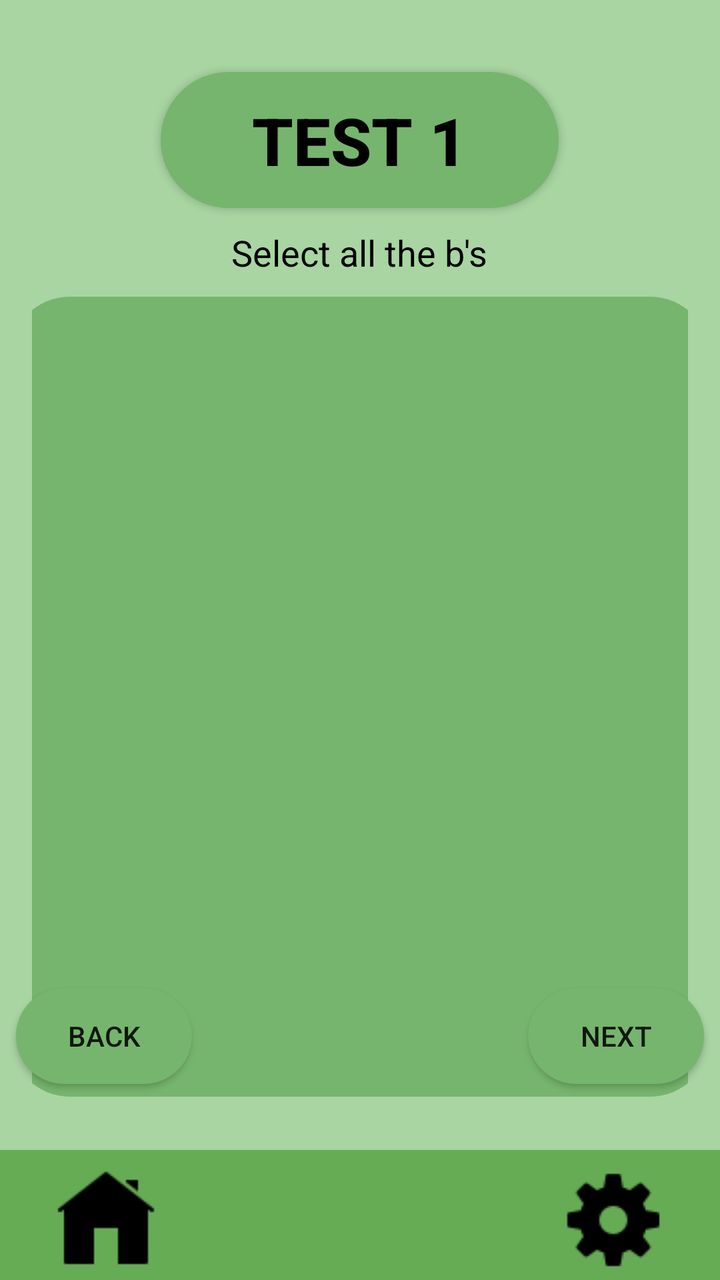
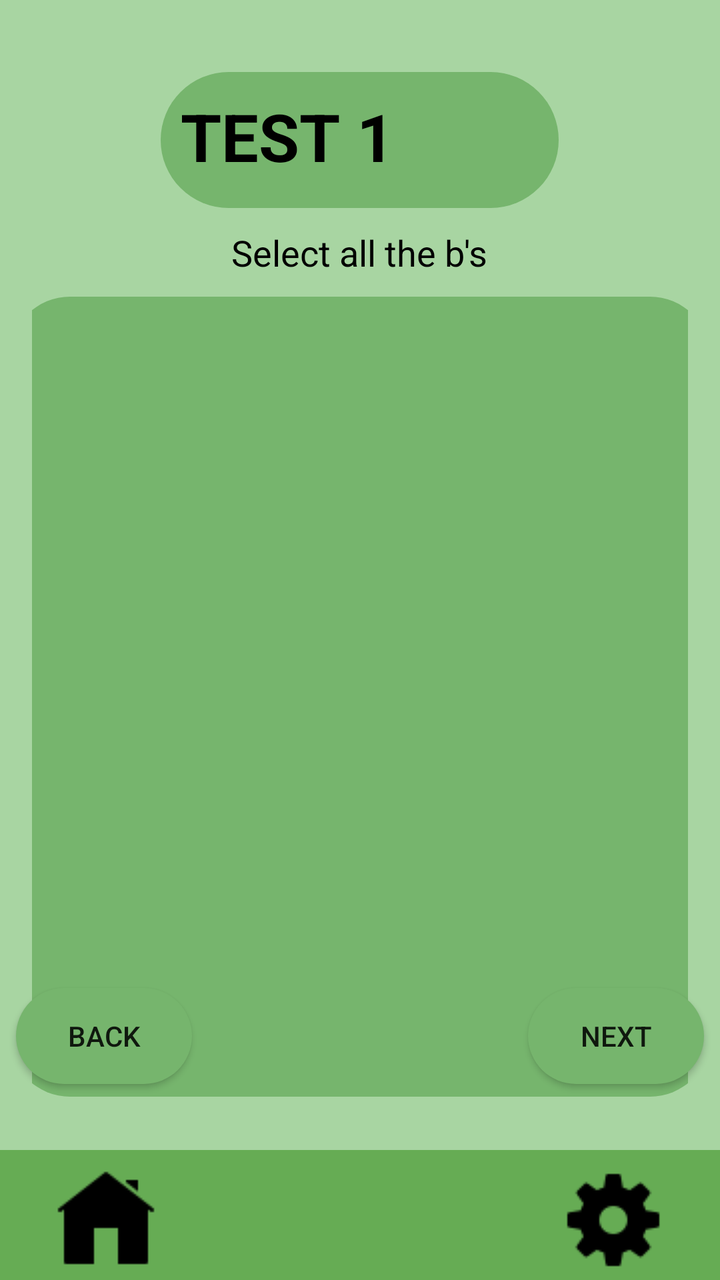

Compare the two renders of this Android layout. The source of the first and the diff that turns it into the second are given below.
<!-- AndroidManifest.xml: application theme AppTheme -->
<!-- res/layout/lex_detection_screen.xml -->
<?xml version="1.0" encoding="utf-8"?>
<RelativeLayout xmlns:android="http://schemas.android.com/apk/res/android"
    android:layout_width="match_parent"
    android:layout_height="match_parent"
    android:background="#A8E6A3">
    <LinearLayout
        android:layout_width="match_parent"
        android:layout_height="match_parent"
        android:orientation="vertical"
        android:background="#A8D5A2"
        android:padding="16dp">

        

        <Button
            android:id="@+id/testButton"
            android:layout_width="199dp"
            android:layout_height="68dp"
            android:layout_marginTop="20dp"
            android:background="@drawable/round_corners"
            android:padding="10dp"
            android:text="TEST 1"
            android:textSize="33dp"
            android:textColor="#000000"
            android:textStyle="bold"
            android:layout_gravity="center_horizontal"/>

        
        <TextView
            android:id="@+id/instructionText"
            android:layout_width="wrap_content"
            android:layout_height="wrap_content"
            android:text="Select all the b's"
            android:textSize="18sp"
            android:textColor="#000000"
            android:layout_gravity="center_horizontal"
            android:padding="10dp" />
        
        <LinearLayout
            android:layout_width="350dp"
            android:layout_height="400dp"
            android:layout_gravity="center"
            android:background="@drawable/round_form"
            android:orientation="vertical">
            <View
                android:layout_width="match_parent"
                android:layout_height="40dp" />
            <LinearLayout
                android:layout_width="match_parent"
                android:layout_height="wrap_content"
                android:orientation="vertical"
                android:padding="10dp">

                <GridLayout
                    android:id="@+id/gridLayout"
                    android:layout_width="match_parent"
                    android:layout_height="wrap_content"
                    android:columnCount="4"
                    android:rowCount="5"
                    android:backgroundTint="@color/black" />
            </LinearLayout>
        </LinearLayout>
    </LinearLayout>

    
    <LinearLayout
        android:layout_width="match_parent"
        android:layout_height="wrap_content"
        android:orientation="horizontal"
        android:layout_marginBottom="90dp"
        android:layout_alignParentBottom="true">

        <Button
            android:id="@+id/backButton"
            android:layout_width="wrap_content"
            android:layout_height="wrap_content"
            android:layout_margin="8dp"
            android:background="@drawable/round_corners"
            android:text="BACK" />
        <View
            android:layout_width="0dp"
            android:layout_height="0dp"
            android:layout_weight="8" />
        <Button
            android:id="@+id/nextButton"
            android:layout_width="wrap_content"
            android:layout_height="wrap_content"
            android:layout_margin="8dp"
            android:background="@drawable/round_corners"
            android:text="NEXT" />
    </LinearLayout>

    <LinearLayout
        android:id="@+id/linearLayout"
        android:layout_width="match_parent"
        android:layout_height="wrap_content"
        android:layout_alignParentBottom="true"
        android:background="#66AC54"
        android:orientation="horizontal"
        android:paddingTop="10dp">

        <Button
            android:id="@+id/homeButton"
            android:layout_width="wrap_content"
            android:layout_height="55dp"
            android:layout_weight="1"
            android:background="#00000000"
            android:drawableTop="@drawable/home" />

        <View
            android:layout_width="0dp"
            android:layout_height="0dp"
            android:layout_weight="8" />

        <Button
            android:id="@+id/settingsButton"
            android:layout_width="wrap_content"
            android:layout_height="55dp"
            android:layout_weight="1"
            android:background="#00000000"
            android:drawableTop="@drawable/settings" />

    </LinearLayout>
</RelativeLayout>
<!-- resources referenced by this layout -->
<resources>
  <color name="black">#FF000000</color>
  <!-- drawable home: png bitmap (drawable, 491 bytes) -->
  <!-- drawable round_corners (drawable) -->
  <?xml version="1.0" encoding="utf-8"?>
  <shape xmlns:android="http://schemas.android.com/apk/res/android">
      <solid android:color="#76B56D" /> 
      <corners android:radius="50dp" />
  </shape>
  <!-- drawable round_form (drawable) -->
  <?xml version="1.0" encoding="utf-8"?>
  <shape xmlns:android="http://schemas.android.com/apk/res/android">
      <corners android:radius="30dp" />
      <solid android:color="#76B56D" /> 
  </shape>
  <!-- drawable settings: png bitmap (drawable, 807 bytes) -->
  <style name="AppTheme" parent="Theme.AppCompat.Light.NoActionBar">
          <item name="colorButtonNormal">@null</item>
      </style>
</resources>

<!-- the commit's change to res/layout/lex_detection_screen.xml (unified diff, before → after) -->
@@ -12,7 +12,7 @@
 
         
 
-        <Button
+        <TextView
             android:id="@+id/testButton"
             android:layout_width="199dp"
             android:layout_height="68dp"
